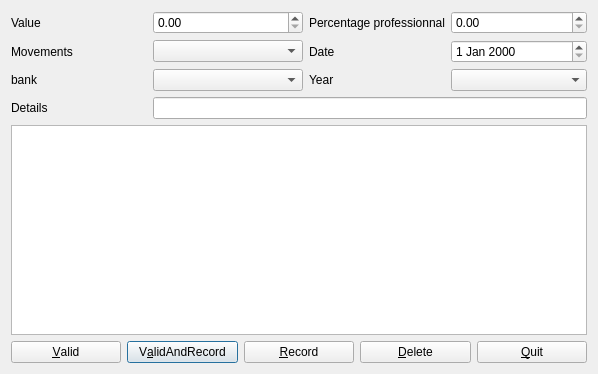
This is plugins/accountplugin/movements/movementsviewer.ui in FreeHealth/freehealth as Qt 5 draws it before an edit. The edited form follows.
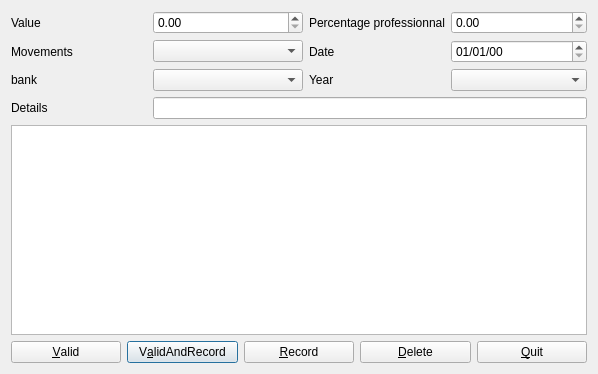
This is the edited form.

Commit message: standardization of date format in all QDateEdit

```diff
--- a/plugins/accountplugin/movements/movementsviewer.ui
+++ b/plugins/accountplugin/movements/movementsviewer.ui
@@ -81,7 +81,11 @@
         </widget>
        </item>
        <item row="1" column="3">
-        <widget class="QDateEdit" name="dateEdit"/>
+        <widget class="QDateEdit" name="dateEdit">
+         <property name="displayFormat">
+          <string notr="true">dd/MM/yy</string>
+         </property>
+        </widget>
        </item>
        <item row="2" column="0">
         <widget class="QLabel" name="bankLabel">
```
The commit also changes 32 other files.
